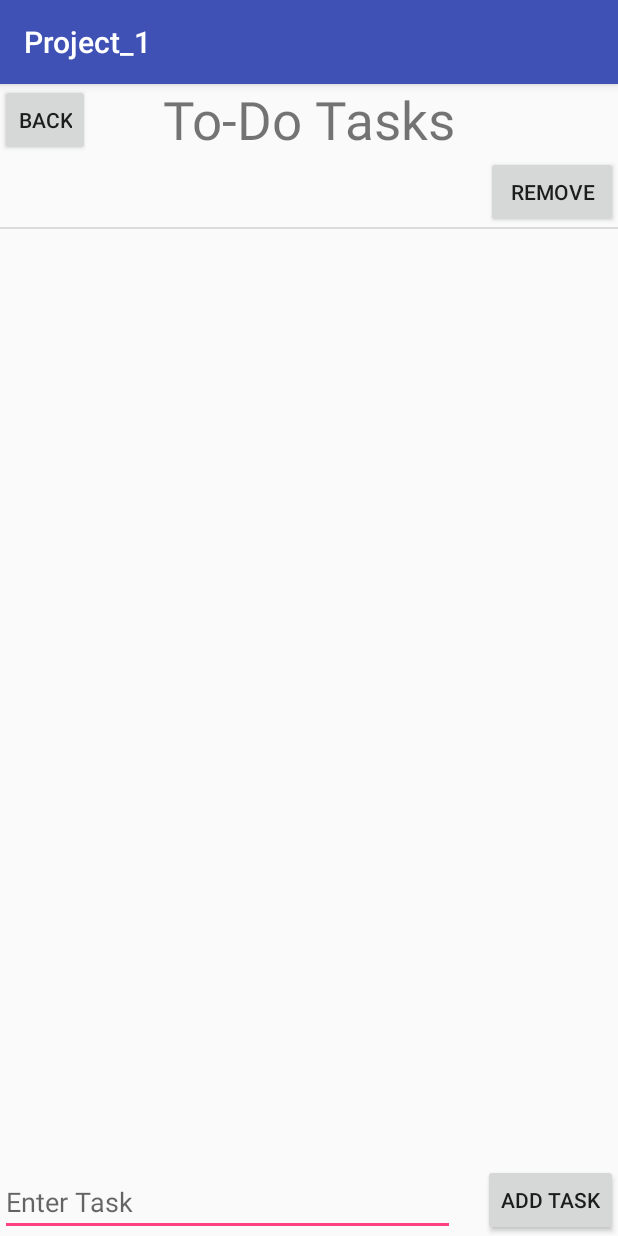
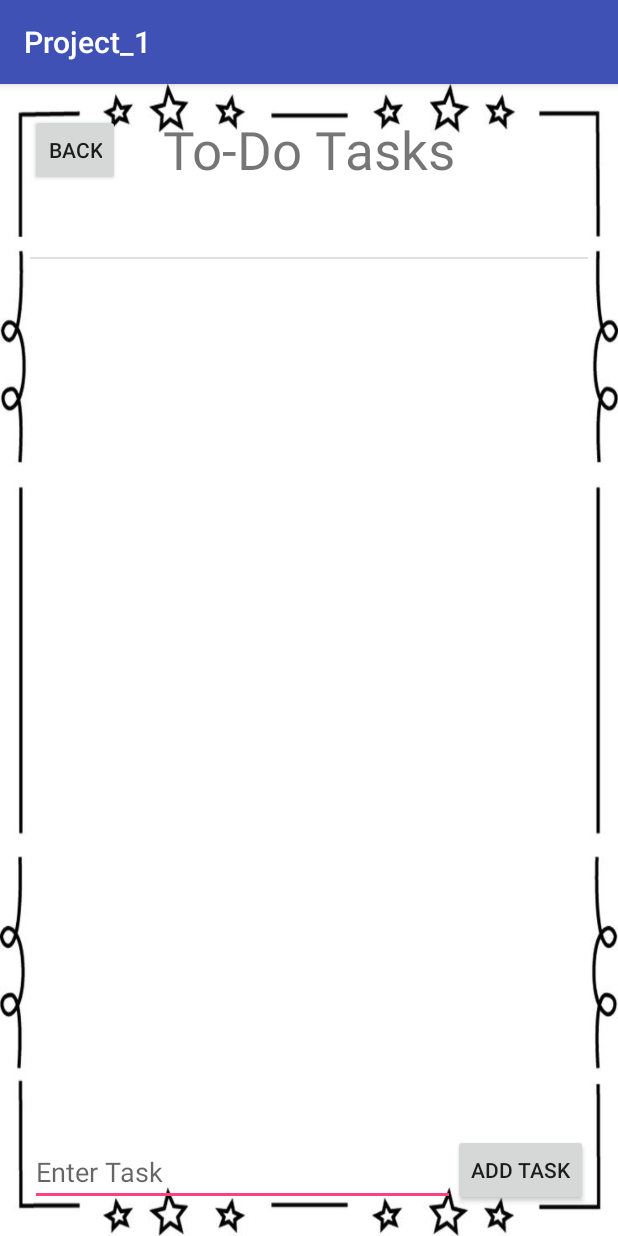
Before and after one commit to MikeJeffress/Project1, an Android app: the TasksActivity screen opened directly, with no data from a screen before it, after a tap on "ADD TASK", on a phone screen of 412 x 824 dp. Run offline under Robolectric (Android 15) with nearby library versions, the phone set to English and light mode, and no system bars.

Commit message:
Basic App working

```diff
--- a/Project_1/app/src/main/java/com/adi2/michaeljeffress/project_1/Category.java
+++ b/Project_1/app/src/main/java/com/adi2/michaeljeffress/project_1/Category.java
@@ -30,4 +30,5 @@ public class Category {
     public String toString() {
         return category;
     }
+
 }
--- a/Project_1/app/src/main/java/com/adi2/michaeljeffress/project_1/TasksActivity.java
+++ b/Project_1/app/src/main/java/com/adi2/michaeljeffress/project_1/TasksActivity.java
@@ -4,6 +4,7 @@ import android.content.Intent;
 import android.os.Bundle;
 import android.renderscript.Element;
 import android.support.v7.app.AppCompatActivity;
+import android.util.Log;
 import android.view.KeyEvent;
 import android.view.View;
 import android.widget.AdapterView;
@@ -20,15 +21,15 @@ import java.util.ArrayList;
  */
 public class TasksActivity extends AppCompatActivity {
     private Button tButtonAdd;
-    private Button tButtonRemove;
     private Button tButton_Back;
     private EditText tEditText;
     private ListView tListView;
-    private ArrayList<String> tArrayList = new ArrayList<String>();
+    private ArrayList<String> tArrayList;
     private ArrayAdapter<String> tArrayAdapter;
 
     public static int BUTTON_REQUEST_CODE = 28;
     public static int LISTVIEW_REQUEST_CODE  = 24;
+
 
     @Override
     protected void onCreate(Bundle savedInstanceState){
@@ -37,9 +38,15 @@ public class TasksActivity extends AppCompatActivity {
 
         tEditText = (EditText)findViewById(R.id.editText_Tasks);
         tButtonAdd = (Button)findViewById(R.id.button_AddTask);
-        tButtonRemove = (Button)findViewById(R.id.button_RemoveTask);
         tButton_Back = (Button)findViewById(R.id.tButton_Back);
         tListView = (ListView)findViewById(R.id.listView_Tasks);
+
+        Intent recievedIntent = getIntent();
+        tArrayList = recievedIntent.getStringArrayListExtra("tasks");
+        if (tArrayList == null) {
+            tArrayList = new ArrayList<String>();
+        }
+
         tArrayAdapter = new ArrayAdapter<String>(this,android.R.layout.simple_list_item_1,tArrayList);
 
         tListView.setAdapter(tArrayAdapter);
@@ -52,49 +59,45 @@ public class TasksActivity extends AppCompatActivity {
                 tArrayList.add(task);
                 tArrayAdapter.notifyDataSetChanged();
                 tEditText.setText("");
-                //Need to stop it from adding black todos
+                //Need to stop it from adding blank tasks
             }
         });
 
-        tButtonRemove.setOnClickListener(new View.OnClickListener() {
+
+
+        tListView.setOnItemLongClickListener(new AdapterView.OnItemLongClickListener() {
             @Override
-            public void onClick(View v) {
-                tArrayList.remove(tArrayList.size() - 1);
-     //           tArrayList.remove(position);
-                tArrayAdapter.notifyDataSetChanged();
+            public boolean onItemLongClick(AdapterView<?> parent, View view, int position, long id) {
+                tArrayList.remove(position);
+                return false;
             }
         });
-
-        Intent recievedIntent = getIntent();
-        String  intentTask = recievedIntent.getStringExtra("todo");
 
         tButton_Back.setOnClickListener(new View.OnClickListener() {
             @Override
             public void onClick(View v) {
-                String tasks = tEditText.getText().toString();
                 Intent resultIntent = getIntent();
-                resultIntent.putExtra("todos", tasks);
+                resultIntent.putExtra("tasks", tArrayList);
                 setResult(RESULT_OK, resultIntent);
                 finish();
 
             }
         });
 
-//            @Override
-//            public void onClick(View v) {
-//                String editText_Task = tEditText.getText().toString();
-//                Intent intent = new Intent(TasksActivity.this, MainActivity.class);
-//                intent.putExtra("Task", editText_Task);
-//                //Bundle bundle = new Bundle();
-//                setResult(RESULT_OK, intent);
-//                startActivity(intent);
-//                finish();
+
+    }
+//    @Override
+//    protected void onActivityResult(int requestCode, int resultCode, Intent data) {
+//        if(requestCode == LISTVIEW_REQUEST_CODE){
+//            if(resultCode == RESULT_OK) {
+//                ArrayList<String> receivedResults = data.getStringArrayListExtra("todos");
+//                int Position = data.getIntExtra("pos", 0);
+//                categories.get(Position).setTodos(receivedResults);
+//                tArrayAdapter.notifyDataSetChanged();
 //
 //            }
-
-
-
-
-    }
+//
+//        }
+//    }
 
 }
--- a/Project_1/app/src/main/res/layout/tasks_layout.xml
+++ b/Project_1/app/src/main/res/layout/tasks_layout.xml
@@ -1,7 +1,9 @@
 <?xml version="1.0" encoding="utf-8"?>
 <RelativeLayout xmlns:android="http://schemas.android.com/apk/res/android"
     android:layout_width="match_parent"
-    android:layout_height="match_parent">
+    android:layout_height="match_parent"
+    android:padding="20dp"
+    android:background="@drawable/background">
 
     <Button
         android:id="@+id/tButton_Back"
@@ -9,7 +11,9 @@
         android:layout_width="wrap_content"
         android:layout_height="wrap_content"
         android:text="Back"
-         />
+        android:layout_alignParentTop="true"
+        android:layout_alignParentLeft="true"
+        android:layout_alignParentStart="true" />
 
     <TextView
         android:id="@+id/title_Tasks"
@@ -27,7 +31,9 @@
         android:layout_width="match_parent"
         android:layout_height="wrap_content"
         android:layout_below="@+id/title_Tasks"
-        android:layout_above="@+id/editText_Tasks">
+        android:layout_above="@+id/editText_Tasks"
+        android:layout_alignParentLeft="true"
+        android:layout_alignParentStart="true">
 
     </ListView>
 
@@ -51,13 +57,5 @@
         android:layout_alignParentRight="true"
         android:layout_alignParentEnd="true" />
 
-    <Button
-        android:id="@+id/button_RemoveTask"
-        android:layout_width="wrap_content"
-        android:layout_height="wrap_content"
-        android:text="Remove"
-        android:layout_below="@+id/tButton_Back"
-        android:layout_alignParentRight="true"
-        android:layout_alignParentEnd="true" />
 
 </RelativeLayout>
```
Also changed, not shown: Project_1/app/src/main/java/com/adi2/michaeljeffress/project_1/MainActivity.java (+20 -16 lines), Project_1/app/src/main/res/layout/activity_main.xml (+4 -14 lines), Project_1/app/src/main/res/drawable/background.jpg (added).
